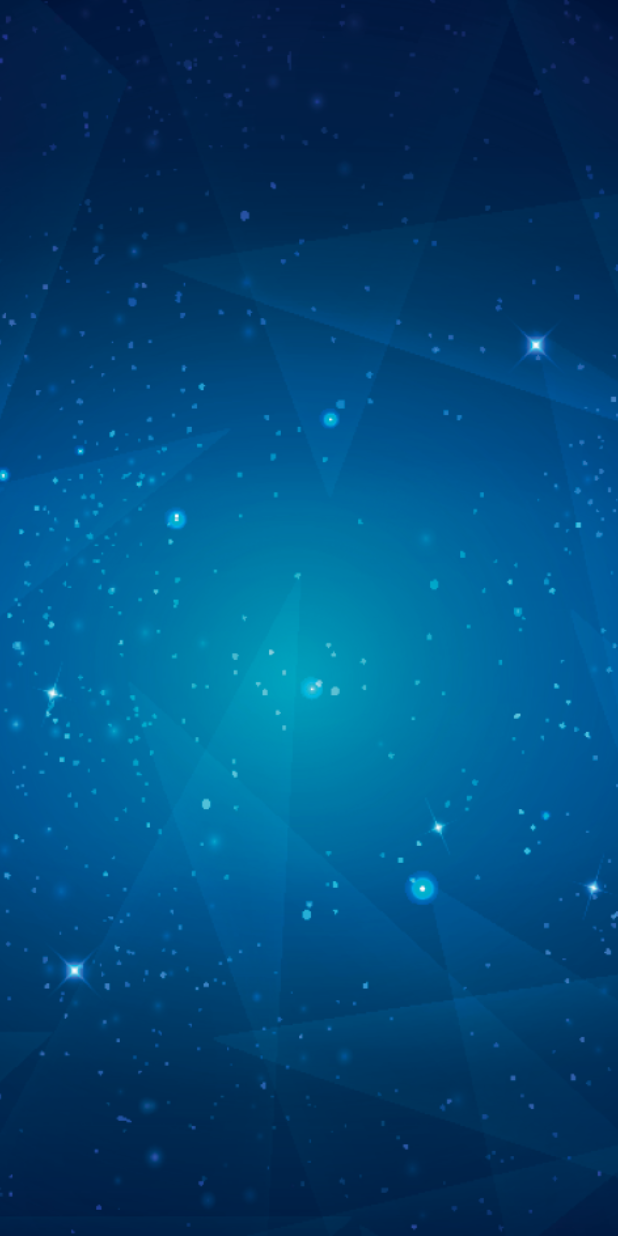
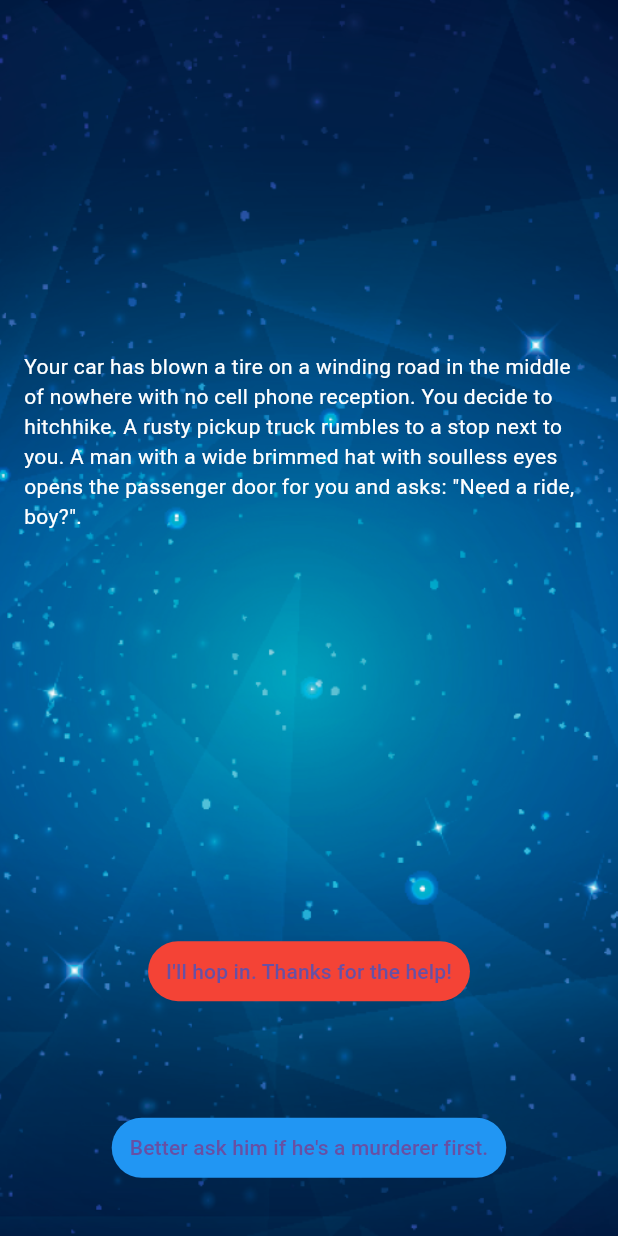
Before and after one commit to shrutiiiiin/destini-flutter, a Flutter app: the screen it shows after launch, on a phone screen of 412 x 824 dp. Run offline on Flutter 3.47's test engine with Material 3 defaults, Android fonts, the phone set to English and light mode, and no system bars.

Commit message:
inital commit#5

```diff
--- a/lib/main.dart
+++ b/lib/main.dart
@@ -1,8 +1,12 @@
 import 'package:flutter/material.dart';
+import 'story.dart';
+import 'stroyBrain.dart';
 
 void main() {
   runApp(destination());
 }
+
+StoryBrain storyBrain = StoryBrain();
 
 class destination extends StatelessWidget {
   const destination({super.key});
@@ -10,6 +14,7 @@ class destination extends StatelessWidget {
   @override
   Widget build(BuildContext context) {
     return MaterialApp(
+      debugShowCheckedModeBanner: false,
       home: Scaffold(
         body: Container(
           decoration: BoxDecoration(
@@ -18,6 +23,46 @@ class destination extends StatelessWidget {
               fit: BoxFit.cover,
             ),
           ),
+          child: Column(
+            mainAxisAlignment: MainAxisAlignment.spaceBetween,
+            crossAxisAlignment: CrossAxisAlignment.stretch,
+            children: [
+              Expanded(
+                flex: 5,
+                child: Center(
+                  child: Padding(
+                    padding: const EdgeInsets.all(16.0),
+                    child: Text(
+                      storyBrain.getStory(),
+                      style: TextStyle(color: Colors.white),
+                    ),
+                  ),
+                ),
+              ),
+              Expanded(
+                child: Padding(
+                  padding: const EdgeInsets.all(15.0),
+                  child: Center(
+                      child: TextButton(
+                    style: TextButton.styleFrom(backgroundColor: Colors.red),
+                    onPressed: () {},
+                    child: Text(storyBrain.getchoice1()),
+                  )),
+                ),
+              ),
+              Expanded(
+                child: Padding(
+                  padding: const EdgeInsets.all(15.0),
+                  child: Center(
+                      child: TextButton(
+                    style: TextButton.styleFrom(backgroundColor: Colors.blue),
+                    onPressed: () {},
+                    child: Text(storyBrain.getchoice2()),
+                  )),
+                ),
+              ),
+            ],
+          ),
         ),
       ),
     );
--- a/lib/stroyBrain.dart
+++ b/lib/stroyBrain.dart
@@ -32,4 +32,17 @@ class StoryBrain {
         choice1: 'Restart',
         choice2: '')
   ];
+  String getStory() {
+    return _storyData[0].storyTitle;
+  }
+
+  String getchoice1() {
+    return _storyData[0].choice1;
+  }
+
+  String getchoice2() {
+    return _storyData[0].choice2;
+  }
+
+  int storyNum = 0;
 }
```
